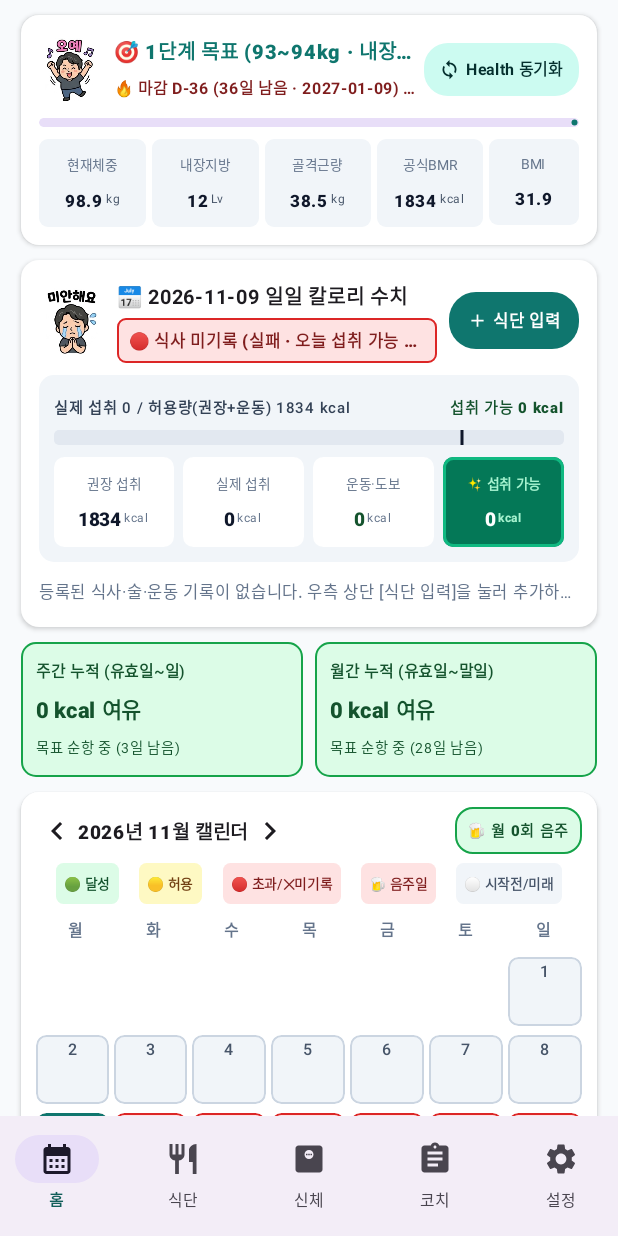
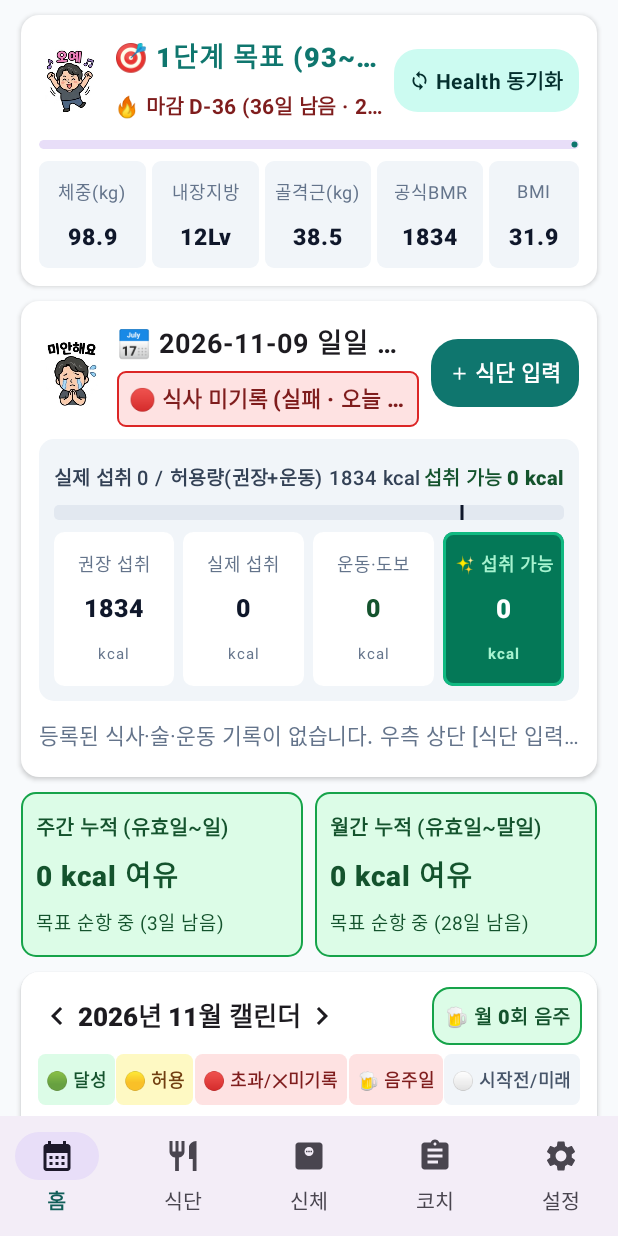
Before and after one commit to minsoo-jun/slimtrack, an Android app built with Jetpack Compose: the screen it shows after launch (MainActivity), on a phone screen of 412 x 824 dp. Run offline under Robolectric (Android 15) with nearby library versions, the phone set to English and light mode, and no system bars; our stand-ins replace Room's generated code; libraries missing offline, so code that uses them is left out: androidx.health.connect; 28 statements that could not run were skipped.

Commit message:
feat(v1.8.0): presbyopia font size control menu (95%~155%, default 125%) with responsive layout

```diff
--- a/app/build.gradle.kts
+++ b/app/build.gradle.kts
@@ -17,8 +17,8 @@ android {
         applicationId = "com.minsoo.slimtrack"
         minSdk = 28
         targetSdk = 35
-        versionCode = 8
-        versionName = "1.7.0"
+        versionCode = 9
+        versionName = "1.8.0"
 
         testInstrumentationRunner = "androidx.test.runner.AndroidJUnitRunner"
         vectorDrawables {
--- a/app/src/main/java/com/minsoo/slimtrack/MainActivity.kt
+++ b/app/src/main/java/com/minsoo/slimtrack/MainActivity.kt
@@ -71,7 +71,9 @@ class MainActivity : ComponentActivity() {
         super.onCreate(savedInstanceState)
 
         setContent {
-            SlimTrackTheme {
+            val dashboard by viewModel.dashboardState.collectAsState()
+            val fontScalePct = dashboard?.settings?.fontScalePercent ?: 125
+            SlimTrackTheme(fontScalePercent = fontScalePct) {
                 SlimTrackRoot(
                     activity = this,
                     viewModel = viewModel
--- a/app/src/main/java/com/minsoo/slimtrack/data/prefs/SettingsStore.kt
+++ b/app/src/main/java/com/minsoo/slimtrack/data/prefs/SettingsStore.kt
@@ -73,7 +73,8 @@ data class AppSettings(
     val strictness: AdviceStrictness = AdviceStrictness.STRICT,
     val sundayMorningAlarmEnabled: Boolean = true,
     val missingMeal21AlarmEnabled: Boolean = true,
-    val onboardingCompleted: Boolean = false
+    val onboardingCompleted: Boolean = false,
+    val fontScalePercent: Int = 125 // Default 125% (크게) for comfortable reading without glasses
 )
 
 class SettingsStore(private val context: Context) {
@@ -84,6 +85,7 @@ class SettingsStore(private val context: Context) {
         val SUNDAY_ALARM = booleanPreferencesKey("sunday_morning_alarm")
         val MISSING_MEAL_ALARM = booleanPreferencesKey("missing_meal_21_alarm")
         val ONBOARDING_DONE = booleanPreferencesKey("onboarding_completed")
+        val FONT_SCALE_PERCENT = intPreferencesKey("font_scale_percent")
     }
 
     private val syncPrefs = context.getSharedPreferences("slimtrack_settings_backup", Context.MODE_PRIVATE)
@@ -97,13 +99,15 @@ class SettingsStore(private val context: Context) {
         val sun = syncPrefs.getBoolean("sunday_morning_alarm", true)
         val meal = syncPrefs.getBoolean("missing_meal_21_alarm", true)
         val done = syncPrefs.getBoolean("onboarding_completed", false)
+        val fontPct = syncPrefs.getInt("font_scale_percent", 125).coerceIn(90, 160)
         return AppSettings(
             geminiModel = model,
             toleranceKcal = tol,
             strictness = strictness,
             sundayMorningAlarmEnabled = sun,
             missingMeal21AlarmEnabled = meal,
-            onboardingCompleted = done
+            onboardingCompleted = done,
+            fontScalePercent = fontPct
         )
     }
 
@@ -115,6 +119,7 @@ class SettingsStore(private val context: Context) {
             .putBoolean("sunday_morning_alarm", settings.sundayMorningAlarmEnabled)
             .putBoolean("missing_meal_21_alarm", settings.missingMeal21AlarmEnabled)
             .putBoolean("onboarding_completed", settings.onboardingCompleted)
+            .putInt("font_scale_percent", settings.fontScalePercent.coerceIn(90, 160))
             .commit()
     }
 
@@ -124,13 +129,15 @@ class SettingsStore(private val context: Context) {
             runCatching { AdviceStrictness.valueOf(it) }.getOrNull()
         } ?: backup.strictness
         val resolvedModel = Gemini3Catalog.ensureGemini3Model(prefs[Keys.GEMINI_MODEL] ?: backup.geminiModel)
+        val resolvedFontPct = (prefs[Keys.FONT_SCALE_PERCENT] ?: backup.fontScalePercent).coerceIn(90, 160)
         val resolved = AppSettings(
             geminiModel = resolvedModel,
             toleranceKcal = prefs[Keys.TOLERANCE_KCAL] ?: backup.toleranceKcal,
             strictness = strictness,
             sundayMorningAlarmEnabled = prefs[Keys.SUNDAY_ALARM] ?: backup.sundayMorningAlarmEnabled,
             missingMeal21AlarmEnabled = prefs[Keys.MISSING_MEAL_ALARM] ?: backup.missingMeal21AlarmEnabled,
-            onboardingCompleted = prefs[Keys.ONBOARDING_DONE] ?: backup.onboardingCompleted
+            onboardingCompleted = prefs[Keys.ONBOARDING_DONE] ?: backup.onboardingCompleted,
+            fontScalePercent = resolvedFontPct
         )
         writeBackupSettings(resolved)
         resolved
@@ -145,6 +152,7 @@ class SettingsStore(private val context: Context) {
             prefs[Keys.SUNDAY_ALARM] = settings.sundayMorningAlarmEnabled
             prefs[Keys.MISSING_MEAL_ALARM] = settings.missingMeal21AlarmEnabled
             prefs[Keys.ONBOARDING_DONE] = settings.onboardingCompleted
+            prefs[Keys.FONT_SCALE_PERCENT] = settings.fontScalePercent.coerceIn(90, 160)
         }
     }
 }
--- a/app/src/main/java/com/minsoo/slimtrack/ui/home/HomeScreen.kt
+++ b/app/src/main/java/com/minsoo/slimtrack/ui/home/HomeScreen.kt
@@ -297,10 +297,10 @@ private fun StageHeaderCard(
                 modifier = Modifier.fillMaxWidth(),
                 horizontalArrangement = Arrangement.spacedBy(4.dp)
             ) {
-                CompactMetricBox("현재체중", String.format("%.1f", body.currentWeightKg), "kg", Modifier.weight(1f))
-                CompactMetricBox("내장지방", "${body.latestInBody.visceralFatLevel}", "Lv", Modifier.weight(1f))
-                CompactMetricBox("골격근량", String.format("%.1f", body.latestInBody.skeletalMuscleKg), "kg", Modifier.weight(1f))
-                CompactMetricBox("공식BMR", "${body.bmrKcal}", "kcal", Modifier.weight(1f))
+                CompactMetricBox("체중(kg)", String.format("%.1f", body.currentWeightKg), "", Modifier.weight(1f))
+                CompactMetricBox("내장지방", "${body.latestInBody.visceralFatLevel}Lv", "", Modifier.weight(1f))
+                CompactMetricBox("골격근(kg)", String.format("%.1f", body.latestInBody.skeletalMuscleKg), "", Modifier.weight(1f))
+                CompactMetricBox("공식BMR", "${body.bmrKcal}", "", Modifier.weight(1f))
                 CompactMetricBox("BMI", String.format("%.1f", body.bmi), "", Modifier.weight(0.85f))
             }
         }
@@ -646,9 +646,12 @@ private fun CalendarDayCell(
     }
     val borderWidth = if (isSelected || isToday) 2.dp else 1.dp
 
+    val fontScale = androidx.compose.ui.platform.LocalDensity.current.fontScale
+    val dynamicCellHeight = (46f * maxOf(1f, fontScale * 0.92f)).dp
+
     Box(
         modifier = modifier
-            .height(46.dp)
+            .height(dynamicCellHeight)
             .clip(RoundedCornerShape(7.dp))
             .background(bg)
             .border(borderWidth, borderColor, RoundedCornerShape(7.dp))
@@ -1127,7 +1130,7 @@ private fun BalanceTile(
         modifier = modifier
     ) {
         Column(
-            modifier = Modifier.padding(vertical = 6.dp, horizontal = 4.dp),
+            modifier = Modifier.padding(vertical = 6.dp, horizontal = 3.dp),
             horizontalAlignment = Alignment.CenterHorizontally
         ) {
             Text(
@@ -1138,7 +1141,6 @@ private fun BalanceTile(
                 softWrap = false,
                 overflow = TextOverflow.Ellipsis
             )
-            Row(verticalAlignment = Alignment.Bottom) {
             Text(
                 text = numberText,
                 fontSize = 13.sp,
@@ -1149,21 +1151,19 @@ private fun BalanceTile(
             )
             Text(
                 text = unit,
-                    fontSize = 8.5.sp,
+                fontSize = 8.sp,
                 color = Color(0xFF64748B),
                 maxLines = 1,
-                    softWrap = false,
-                    modifier = Modifier.padding(start = 1.dp, bottom = 1.dp)
+                softWrap = false
             )
-            }
         }
     }
 }
 
 /**
  * High-contrast solid badge tile for "섭취 가능" (Remaining Intakeable Calories):
- * Keeps the exact same 13.sp font size so it never overflows or wraps, while standing out
- * immediately via a vivid solid emerald/crimson background, 2.dp accent border, and crisp white text.
+ * Stacks label, number, and unit vertically so even at 140%~155% presbyopia font scale
+ * the 4-digit calorie number is large, bold, and never clipped horizontally.
  */
 @Composable
 private fun HighlightedRemainingTile(
@@ -1183,7 +1183,7 @@ private fun HighlightedRemainingTile(
         modifier = modifier.border(2.dp, border, RoundedCornerShape(7.dp))
     ) {
         Column(
-            modifier = Modifier.padding(vertical = 6.dp, horizontal = 4.dp),
+            modifier = Modifier.padding(vertical = 6.dp, horizontal = 3.dp),
             horizontalAlignment = Alignment.CenterHorizontally
         ) {
             Text(
@@ -1195,10 +1195,9 @@ private fun HighlightedRemainingTile(
                 softWrap = false,
                 overflow = TextOverflow.Ellipsis
             )
-            Row(verticalAlignment = Alignment.Bottom) {
             Text(
                 text = numberText,
-                    fontSize = 13.sp,
+                fontSize = 13.5.sp,
                 fontWeight = FontWeight.ExtraBold,
                 color = Color.White,
                 maxLines = 1,
@@ -1206,14 +1205,12 @@ private fun HighlightedRemainingTile(
             )
             Text(
                 text = unit,
-                    fontSize = 8.5.sp,
+                fontSize = 8.sp,
                 fontWeight = FontWeight.Bold,
                 color = labelColor,
                 maxLines = 1,
-                    softWrap = false,
-                    modifier = Modifier.padding(start = 1.dp, bottom = 1.dp)
+                softWrap = false
             )
-            }
         }
     }
 }
--- a/app/src/main/java/com/minsoo/slimtrack/ui/theme/Theme.kt
+++ b/app/src/main/java/com/minsoo/slimtrack/ui/theme/Theme.kt
@@ -93,14 +93,18 @@ private val LightColors = lightColorScheme(
 )
 
 @Composable
-fun SlimTrackTheme(content: @Composable () -> Unit) {
+fun SlimTrackTheme(
+    fontScalePercent: Int = 125,
+    content: @Composable () -> Unit
+) {
     val currentDensity = LocalDensity.current
-    // Clamp system fontScale so oversized OS font settings never break card/calendar frames
-    val lockedDensity = Density(
+    // Apply user's selected font scale (90% ~ 160%, default 125% for presbyopia readability without glasses)
+    val userScale = (fontScalePercent.coerceIn(90, 160) / 100f)
+    val customDensity = Density(
         density = currentDensity.density,
-        fontScale = currentDensity.fontScale.coerceIn(0.85f, 0.96f)
+        fontScale = userScale
     )
-    CompositionLocalProvider(LocalDensity provides lockedDensity) {
+    CompositionLocalProvider(LocalDensity provides customDensity) {
         MaterialTheme(
             colorScheme = LightColors,
             typography = CompactTypography,
```
Also changed, not shown: app/src/main/java/com/minsoo/slimtrack/ui/settings/SettingsAndProfileScreen.kt (+99 -1 lines). Lines whose indentation alone changed are shown as unchanged.
